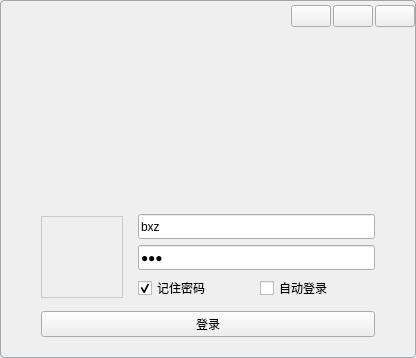
Before: the Qt Designer form Client/loginwidget.ui in HBS666-SB/MyChat, drawn with Qt 5.
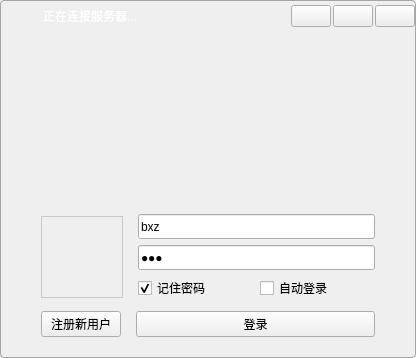
After: the same form once the commit is applied. Icons and pictures are not drawn.

```diff
--- a/Client/loginwidget.ui
+++ b/Client/loginwidget.ui
@@ -119,7 +119,7 @@
              <string notr="true">color: #FFFFFF;</string>
             </property>
             <property name="text">
-             <string/>
+             <string>正在连接服务器...</string>
             </property>
            </widget>
           </item>
@@ -343,10 +343,17 @@
              </layout>
             </item>
             <item>
-             <layout class="QHBoxLayout" name="horizontalLayout_3">
+             <layout class="QHBoxLayout" name="horizontalLayout_3" stretch="0,3">
               <property name="spacing">
                <number>15</number>
               </property>
+              <item>
+               <widget class="QPushButton" name="btnReister">
+                <property name="text">
+                 <string>注册新用户</string>
+                </property>
+               </widget>
+              </item>
               <item>
                <widget class="QPushButton" name="btnLogin">
                 <property name="focusPolicy">
```
